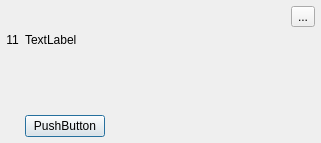
Before: the Qt Designer form src/librssguard/gui/notifications/toastnotification.ui in martinrotter/rssguard, drawn with Qt 5.
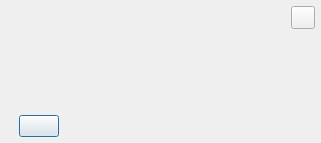
After: the same form once the commit is applied. Custom widgets are drawn as their Qt base class.

The edit to the form file:
```diff
--- a/src/librssguard/gui/notifications/toastnotification.ui
+++ b/src/librssguard/gui/notifications/toastnotification.ui
@@ -39,11 +39,7 @@
       </widget>
      </item>
      <item>
-      <widget class="PlainToolButton" name="m_btnClose">
-       <property name="text">
-        <string>...</string>
-       </property>
-      </widget>
+      <widget class="PlainToolButton" name="m_btnClose"/>
      </item>
     </layout>
    </item>
@@ -55,9 +51,6 @@
        <verstretch>0</verstretch>
       </sizepolicy>
      </property>
-     <property name="text">
-      <string>11</string>
-     </property>
      <property name="alignment">
       <set>Qt::AlignHCenter|Qt::AlignTop</set>
      </property>
@@ -65,9 +58,6 @@
    </item>
    <item row="1" column="1">
     <widget class="QLabel" name="m_lblBody">
-     <property name="text">
-      <string>TextLabel</string>
-     </property>
      <property name="alignment">
       <set>Qt::AlignLeading|Qt::AlignLeft|Qt::AlignTop</set>
      </property>
@@ -79,11 +69,7 @@
    <item row="2" column="1">
     <layout class="QHBoxLayout" name="m_actionLayout">
      <item>
-      <widget class="QPushButton" name="m_btnAction">
-       <property name="text">
-        <string>PushButton</string>
-       </property>
-      </widget>
+      <widget class="QPushButton" name="m_btnAction"/>
      </item>
      <item>
       <spacer name="horizontalSpacer">
```
